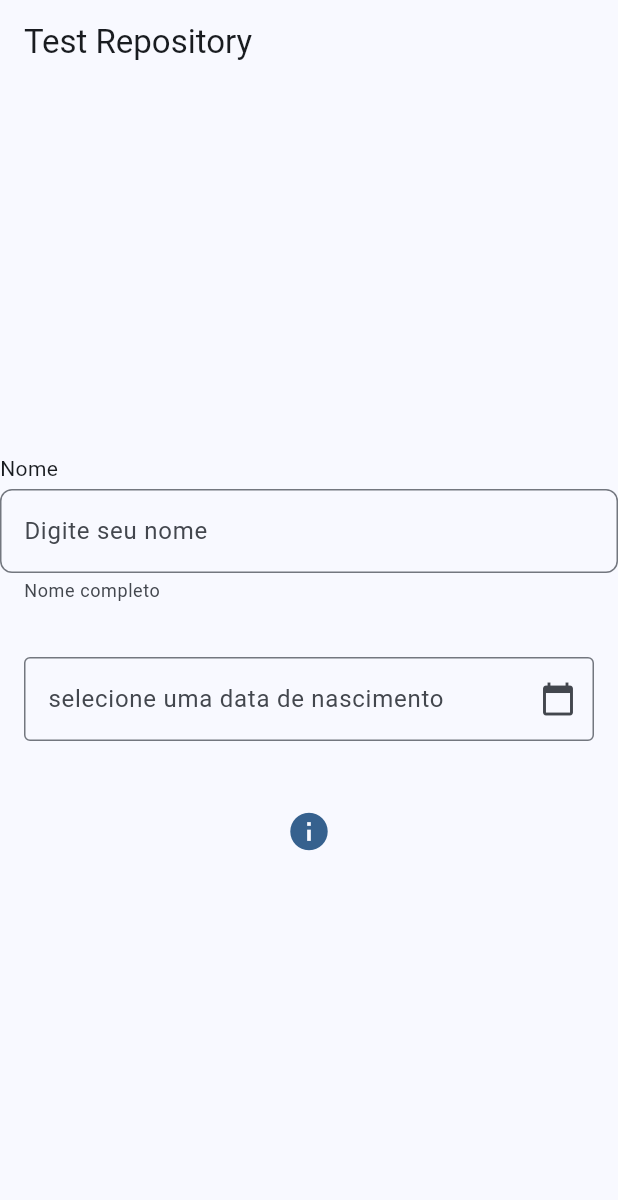
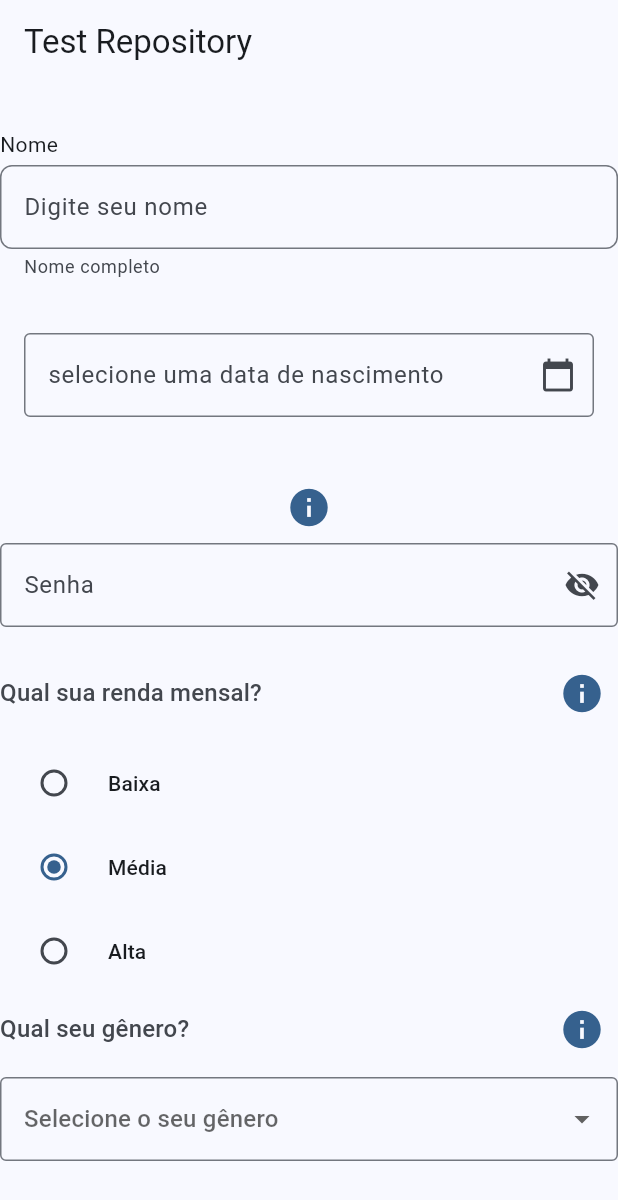
Before and after one commit to Pedro-jferreira/DigPrev, a Flutter app: the screen it shows after launch, on a phone screen of 412 x 824 dp. Shown: the top 1200 px of the screen. Run offline on Flutter 3.47's test engine with Material 3 defaults, Android fonts, the phone set to English and light mode, and no system bars; our stand-ins replace cloud_firestore, firebase_auth, firebase_core, freezed_annotation, google_fonts, objectid and 1 more; accounts and stored records are empty; generated files the repository leaves out were written again.

Commit message:
feature(auth): criacao widgets para uso no projeto

```diff
--- a/lib/main.dart
+++ b/lib/main.dart
@@ -1,7 +1,10 @@
 import 'package:digprev_flutter/config/dependencies.dart';
 import 'package:digprev_flutter/config/firebase_options.dart';
 import 'package:digprev_flutter/ui/core/widgets/datePickerWidget.dart';
-import 'package:digprev_flutter/ui/core/widgets/outlinedTextFieldComponent.dart';
+import 'package:digprev_flutter/ui/core/widgets/outlinedPasswordTextFielWidget.dart';
+import 'package:digprev_flutter/ui/core/widgets/outlinedTextFieldWidget.dart';
+import 'package:digprev_flutter/ui/core/widgets/radiobuttonWidget.dart';
+import 'package:digprev_flutter/ui/core/widgets/selectWidget.dart';
 import 'package:digprev_flutter/ui/core/widgets/toolTipWidget.dart';
 import 'package:firebase_core/firebase_core.dart';
 import 'package:flutter/material.dart';
@@ -63,6 +66,29 @@ class TestScreen extends StatelessWidget {
                   'informação é importante para calcular seu Índice '
                   'de Massa Corporal (IMC).',
             ),
+            OutlinedPasswordTextFieldComponent(
+              titulo: "Senha",
+              placeholder: "Digite sua senha",
+              onValueChange: (value) {
+                print("Senha digitada: $value");
+              },
+            ),
+            RadioButtonComponent(
+              textQuestion: "Qual sua renda mensal?",
+              radioOptions: ["Baixa", "Média", "Alta"],
+              initialSelection: "Média",
+              onSelectionChanged: (value) {
+                print("Opção selecionada: $value");
+              },
+            ),
+            SelectComponent(
+              textInputQuestion: "Qual seu gênero?",
+              selectTexts: ["Mona", "Caminhão", "Fluido"],
+              selectedValue: "",
+              onItemSelected: (index, value) {
+                print("Selecionado: $value na posição $index");
+              },
+            )
           ],
         ),
       ),
--- /dev/null
+++ b/lib/ui/core/widgets/outlinedPasswordTextFielWidget.dart
@@ -0,0 +1,56 @@
+import 'package:flutter/material.dart';
+
+class OutlinedPasswordTextFieldComponent extends StatefulWidget {
+  final String titulo;
+  final String value;
+  final String placeholder;
+  final String supportingText;
+  final bool isError;
+  final String errorText;
+  final Function(String) onValueChange;
+
+  const OutlinedPasswordTextFieldComponent({
+    Key? key,
+    this.titulo = "",
+    this.value = "",
+    this.placeholder = "",
+    this.supportingText = "",
+    this.isError = false,
+    this.errorText = "",
+    required this.onValueChange,
+  }) : super(key: key);
+
+  @override
+  _OutlinedPasswordTextFieldComponentState createState() =>
+      _OutlinedPasswordTextFieldComponentState();
+}
+
+class _OutlinedPasswordTextFieldComponentState
+    extends State<OutlinedPasswordTextFieldComponent> {
+  bool passwordVisible = false;
+
+  @override
+  Widget build(BuildContext context) {
+    return TextFormField(
+      onChanged: widget.onValueChange,
+      obscureText: !passwordVisible,
+      decoration: InputDecoration(
+        labelText: widget.titulo,
+        hintText: widget.placeholder,
+        errorText: widget.isError ? widget.errorText : null,
+        helperText: widget.isError ? null : widget.supportingText,
+        border: OutlineInputBorder(),
+        suffixIcon: IconButton(
+          icon: Icon(
+            passwordVisible ? Icons.visibility : Icons.visibility_off,
+          ),
+          onPressed: () {
+            setState(() {
+              passwordVisible = !passwordVisible;
+            });
+          },
+        ),
+      ),
+    );
+  }
+}
--- a/lib/ui/core/widgets/outlinedTextFieldComponent.dart
+++ b/lib/ui/core/widgets/outlinedTextFieldWidget.dart
@@ -32,7 +32,7 @@ class OutlinedTextFieldComponent extends StatelessWidget {
             padding: const EdgeInsets.only(bottom: 4),
             child: Text(titulo, style: Theme.of(context).textTheme.bodyMedium),
           ),
-        TextField(
+        TextFormField(
           keyboardType: keyboardType,
           onChanged: (String input) {
             if (keyboardType == TextInputType.number) {
--- /dev/null
+++ b/lib/ui/core/widgets/radiobuttonWidget.dart
@@ -0,0 +1,87 @@
+import 'package:digprev_flutter/ui/core/widgets/toolTipWidget.dart';
+import 'package:flutter/material.dart';
+
+class RadioButtonComponent extends StatefulWidget {
+  final List<String> radioOptions;
+  final String textQuestion;
+  final String? initialSelection;
+  final Function(String) onSelectionChanged;
+  final String tooltipText;
+  final String tooltipDescription;
+
+  const RadioButtonComponent({
+    Key? key,
+    this.radioOptions = const ['Calls', 'Missed', 'Friends'],
+    this.textQuestion = 'Qual a sua renda mensal?',
+    this.initialSelection,
+    required this.onSelectionChanged,
+    this.tooltipText = 'Breve explicação dos assuntos.',
+    this.tooltipDescription = 'Mais informações',
+  }) : super(key: key);
+
+  @override
+  _RadioButtonComponentState createState() => _RadioButtonComponentState();
+}
+
+class _RadioButtonComponentState extends State<RadioButtonComponent> {
+  String? selectedOption;
+
+  @override
+  void initState() {
+    super.initState();
+    if (widget.radioOptions.contains(widget.initialSelection)) {
+      selectedOption = widget.initialSelection;
+    }
+  }
+
+  @override
+  void didUpdateWidget(covariant RadioButtonComponent oldWidget) {
+    super.didUpdateWidget(oldWidget);
+    if (widget.radioOptions.contains(widget.initialSelection)) {
+      setState(() {
+        selectedOption = widget.initialSelection;
+      });
+    }
+  }
+
+  @override
+  Widget build(BuildContext context) {
+    return Column(
+      crossAxisAlignment: CrossAxisAlignment.start,
+      children: [
+        Row(
+          children: [
+            Expanded(
+              flex: 4,
+              child: Text(
+                widget.textQuestion,
+                style: Theme.of(context).textTheme.titleMedium?.copyWith(
+                  color: Theme.of(context).colorScheme.onSurfaceVariant,
+                ),
+              ),
+            ),
+            ToolTipWidget(
+              labelText: widget.tooltipText,
+            ),
+          ],
+        ),
+        const SizedBox(height: 8),
+        Column(
+          children: widget.radioOptions.map((text) {
+            return RadioListTile<String>(
+              title: Text(text, style: Theme.of(context).textTheme.titleSmall),
+              value: text,
+              groupValue: selectedOption,
+              onChanged: (value) {
+                setState(() {
+                  selectedOption = value;
+                });
+                widget.onSelectionChanged(value!);
+              },
+            );
+          }).toList(),
+        ),
+      ],
+    );
+  }
+}
--- /dev/null
+++ b/lib/ui/core/widgets/selectWidget.dart
@@ -0,0 +1,91 @@
+import 'package:digprev_flutter/ui/core/widgets/toolTipWidget.dart';
+import 'package:flutter/material.dart';
+
+class SelectComponent extends StatefulWidget {
+  final String textInputQuestion;
+  final String textTooltipPopup;
+  final String textPlaceholderInput;
+  final String supportingText;
+  final List<String> selectTexts;
+  final Function(int, String) onItemSelected;
+  final bool isError;
+  final String selectedValue;
+
+  const SelectComponent({
+    Key? key,
+    this.textInputQuestion = "",
+    this.textTooltipPopup = "Breve explicação dos gêneros.",
+    this.textPlaceholderInput = "Selecione o seu gênero",
+    this.supportingText = "",
+    this.selectTexts = const ["Alexander", "Isabella", "Alexander", "Isabella"],
+    required this.onItemSelected,
+    this.isError = false,
+    required this.selectedValue,
+  }) : super(key: key);
+
+  @override
+  _SelectComponentState createState() => _SelectComponentState();
+}
+
+class _SelectComponentState extends State<SelectComponent> {
+  late String selectedText;
+  late int selectedIndex;
+
+  @override
+  void initState() {
+    super.initState();
+    selectedText = widget.selectedValue;
+    selectedIndex = widget.selectTexts.indexOf(widget.selectedValue);
+  }
+
+  @override
+  Widget build(BuildContext context) {
+    return Column(
+      crossAxisAlignment: CrossAxisAlignment.start,
+      children: [
+        Row(
+          children: [
+            Expanded(
+              flex: 4,
+              child: Text(
+                widget.textInputQuestion,
+                style: Theme.of(context).textTheme.titleMedium?.copyWith(
+                  color: Theme.of(context).colorScheme.onSurfaceVariant,
+                ),
+              ),
+            ),
+            ToolTipWidget(
+              labelText: widget.textTooltipPopup,
+            ),
+          ],
+        ),
+        const SizedBox(height: 8),
+        DropdownButtonFormField<String>(
+          value: selectedText.isEmpty ? null : selectedText,
+          hint: Text(widget.textPlaceholderInput),
+          decoration: InputDecoration(
+            border: OutlineInputBorder(),
+            errorText: widget.isError ? "Seleção obrigatória" : null,
+            helperText: widget.supportingText,
+            suffixIcon: const Icon(Icons.arrow_drop_down),
+          ),
+          items: widget.selectTexts.asMap().entries.map((entry) {
+            return DropdownMenuItem<String>(
+              value: entry.value,
+              child: Text(entry.value),
+            );
+          }).toList(),
+          onChanged: (value) {
+            if (value != null) {
+              setState(() {
+                selectedText = value;
+                selectedIndex = widget.selectTexts.indexOf(value);
+              });
+              widget.onItemSelected(selectedIndex, value);
+            }
+          },
+        ),
+      ],
+    );
+  }
+}
```
